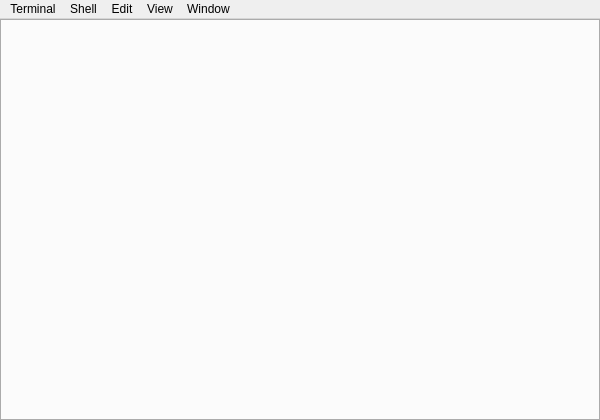
ravynsoft/ravynos, file Applications/Terminal/qterminal-0.17.0/src/forms/qterminal.ui: the form before one commit.
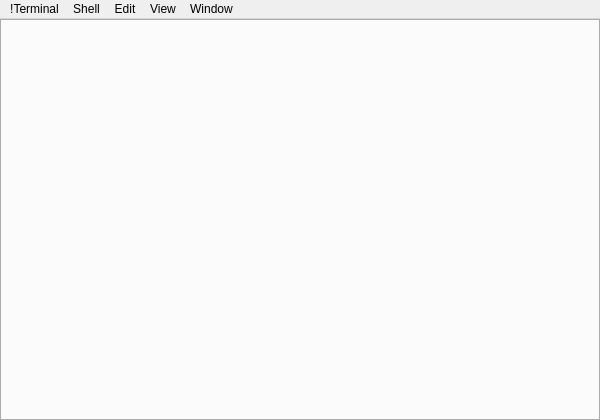
The form after the commit. Custom widgets are drawn as their Qt base class.

Diff of the .ui file:
```diff
--- a/Applications/Terminal/qterminal-0.17.0/src/forms/qterminal.ui
+++ b/Applications/Terminal/qterminal-0.17.0/src/forms/qterminal.ui
@@ -56,7 +56,7 @@
    </property>
    <widget class="QMenu" name="menu_App">
     <property name="title">
-     <string>Terminal</string>
+     <string>!Terminal</string>
     </property>
     <addaction name="actAbout"/>
     <addaction name="actAboutQt"/>
```
